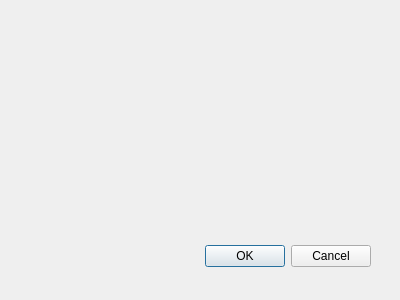
First picture: the form in ui to py Convert/convert.ui, repository WindowsHyun/PythonTermProject, before the edit.
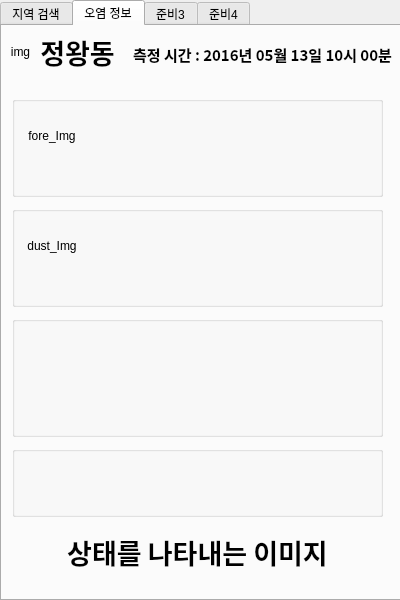
Second picture: the form after the edit. The open tabs and pages were chosen to show the change.

Commit message: Upload Img, GUI, py 프로그램 종료시 종료 메시지 나오게 하기, 리스트 박스에 행정구역 추가하기, 오염정보 부분에 이미지 나타나게 하기, 프로그램 사용 이미지 추가.

The edit to the form file:
```diff
--- a/ui to py Convert/convert.ui
+++ b/ui to py Convert/convert.ui
@@ -7,27 +7,321 @@
     <x>0</x>
     <y>0</y>
     <width>400</width>
-    <height>300</height>
+    <height>600</height>
    </rect>
   </property>
+  <property name="minimumSize">
+   <size>
+    <width>400</width>
+    <height>600</height>
+   </size>
+  </property>
+  <property name="maximumSize">
+   <size>
+    <width>400</width>
+    <height>600</height>
+   </size>
+  </property>
+  <property name="baseSize">
+   <size>
+    <width>400</width>
+    <height>600</height>
+   </size>
+  </property>
   <property name="windowTitle">
    <string>Dialog</string>
   </property>
-  <widget class="QDialogButtonBox" name="buttonBox">
+  <widget class="QTabWidget" name="tabWidget">
    <property name="geometry">
     <rect>
-     <x>30</x>
-     <y>240</y>
-     <width>341</width>
-     <height>32</height>
+     <x>0</x>
+     <y>0</y>
+     <width>401</width>
+     <height>601</height>
     </rect>
    </property>
-   <property name="orientation">
-    <enum>Qt::Horizontal</enum>
+   <property name="currentIndex">
+    <number>0</number>
    </property>
-   <property name="standardButtons">
-    <set>QDialogButtonBox::Cancel|QDialogButtonBox::Ok</set>
-   </property>
+   <widget class="QWidget" name="tab">
+    <attribute name="title">
+     <string>지역 검색</string>
+    </attribute>
+    <widget class="QListView" name="LocationList">
+     <property name="geometry">
+      <rect>
+       <x>10</x>
+       <y>50</y>
+       <width>371</width>
+       <height>491</height>
+      </rect>
+     </property>
+    </widget>
+    <widget class="QPushButton" name="saveBtn">
+     <property name="geometry">
+      <rect>
+       <x>10</x>
+       <y>540</y>
+       <width>371</width>
+       <height>31</height>
+      </rect>
+     </property>
+     <property name="text">
+      <string>저장</string>
+     </property>
+    </widget>
+    <widget class="QPushButton" name="searchBtn">
+     <property name="geometry">
+      <rect>
+       <x>330</x>
+       <y>9</y>
+       <width>51</width>
+       <height>33</height>
+      </rect>
+     </property>
+     <property name="maximumSize">
+      <size>
+       <width>16777215</width>
+       <height>33</height>
+      </size>
+     </property>
+     <property name="text">
+      <string>검색</string>
+     </property>
+    </widget>
+    <widget class="QComboBox" name="LocationBox">
+     <property name="geometry">
+      <rect>
+       <x>10</x>
+       <y>10</y>
+       <width>311</width>
+       <height>31</height>
+      </rect>
+     </property>
+     <property name="currentText">
+      <string/>
+     </property>
+    </widget>
+   </widget>
+   <widget class="QWidget" name="tab_2">
+    <attribute name="title">
+     <string>오염 정보</string>
+    </attribute>
+    <widget class="QLabel" name="Loaction">
+     <property name="geometry">
+      <rect>
+       <x>30</x>
+       <y>10</y>
+       <width>91</width>
+       <height>31</height>
+      </rect>
+     </property>
+     <property name="font">
+      <font>
+       <family>Agency FB</family>
+       <pointsize>20</pointsize>
+       <weight>75</weight>
+       <bold>true</bold>
+      </font>
+     </property>
+     <property name="autoFillBackground">
+      <bool>false</bool>
+     </property>
+     <property name="text">
+      <string>정왕동</string>
+     </property>
+     <property name="scaledContents">
+      <bool>false</bool>
+     </property>
+     <property name="alignment">
+      <set>Qt::AlignCenter</set>
+     </property>
+    </widget>
+    <widget class="QLabel" name="getTime">
+     <property name="geometry">
+      <rect>
+       <x>130</x>
+       <y>18</y>
+       <width>261</width>
+       <height>21</height>
+      </rect>
+     </property>
+     <property name="font">
+      <font>
+       <family>Agency FB</family>
+       <pointsize>11</pointsize>
+       <weight>75</weight>
+       <bold>true</bold>
+      </font>
+     </property>
+     <property name="text">
+      <string>측정 시간 : 2016년 05월 13일 10시 00분</string>
+     </property>
+     <property name="alignment">
+      <set>Qt::AlignCenter</set>
+     </property>
+    </widget>
+    <widget class="QGroupBox" name="groupBox">
+     <property name="geometry">
+      <rect>
+       <x>10</x>
+       <y>70</y>
+       <width>371</width>
+       <height>101</height>
+      </rect>
+     </property>
+     <property name="title">
+      <string/>
+     </property>
+     <widget class="QLabel" name="fore_icon">
+      <property name="geometry">
+       <rect>
+        <x>10</x>
+        <y>10</y>
+        <width>60</width>
+        <height>60</height>
+       </rect>
+      </property>
+      <property name="maximumSize">
+       <size>
+        <width>60</width>
+        <height>60</height>
+       </size>
+      </property>
+      <property name="text">
+       <string>fore_Img</string>
+      </property>
+      <property name="alignment">
+       <set>Qt::AlignCenter</set>
+      </property>
+     </widget>
+    </widget>
+    <widget class="QGroupBox" name="groupBox_2">
+     <property name="geometry">
+      <rect>
+       <x>10</x>
+       <y>180</y>
+       <width>371</width>
+       <height>101</height>
+      </rect>
+     </property>
+     <property name="title">
+      <string/>
+     </property>
+     <widget class="QLabel" name="dust_icon">
+      <property name="geometry">
+       <rect>
+        <x>10</x>
+        <y>10</y>
+        <width>60</width>
+        <height>60</height>
+       </rect>
+      </property>
+      <property name="maximumSize">
+       <size>
+        <width>60</width>
+        <height>60</height>
+       </size>
+      </property>
+      <property name="text">
+       <string>dust_Img</string>
+      </property>
+      <property name="alignment">
+       <set>Qt::AlignCenter</set>
+      </property>
+     </widget>
+    </widget>
+    <widget class="QGroupBox" name="groupBox_3">
+     <property name="geometry">
+      <rect>
+       <x>10</x>
+       <y>290</y>
+       <width>371</width>
+       <height>121</height>
+      </rect>
+     </property>
+     <property name="title">
+      <string/>
+     </property>
+    </widget>
+    <widget class="QGroupBox" name="groupBox_4">
+     <property name="geometry">
+      <rect>
+       <x>10</x>
+       <y>420</y>
+       <width>371</width>
+       <height>71</height>
+      </rect>
+     </property>
+     <property name="title">
+      <string/>
+     </property>
+    </widget>
+    <widget class="QLabel" name="stateImg">
+     <property name="geometry">
+      <rect>
+       <x>10</x>
+       <y>500</y>
+       <width>371</width>
+       <height>51</height>
+      </rect>
+     </property>
+     <property name="font">
+      <font>
+       <family>Agency FB</family>
+       <pointsize>20</pointsize>
+       <weight>75</weight>
+       <bold>true</bold>
+      </font>
+     </property>
+     <property name="text">
+      <string>상태를 나타내는 이미지</string>
+     </property>
+     <property name="alignment">
+      <set>Qt::AlignCenter</set>
+     </property>
+    </widget>
+    <widget class="QLabel" name="GPSImage">
+     <property name="geometry">
+      <rect>
+       <x>3</x>
+       <y>10</y>
+       <width>31</width>
+       <height>31</height>
+      </rect>
+     </property>
+     <property name="maximumSize">
+      <size>
+       <width>31</width>
+       <height>31</height>
+      </size>
+     </property>
+     <property name="text">
+      <string>img</string>
+     </property>
+     <property name="alignment">
+      <set>Qt::AlignCenter</set>
+     </property>
+    </widget>
+    <zorder>groupBox_2</zorder>
+    <zorder>groupBox_3</zorder>
+    <zorder>Loaction</zorder>
+    <zorder>getTime</zorder>
+    <zorder>groupBox</zorder>
+    <zorder>groupBox_4</zorder>
+    <zorder>stateImg</zorder>
+    <zorder>GPSImage</zorder>
+   </widget>
+   <widget class="QWidget" name="tab_3">
+    <attribute name="title">
+     <string>준비3</string>
+    </attribute>
+   </widget>
+   <widget class="QWidget" name="tab_4">
+    <attribute name="title">
+     <string>준비4</string>
+    </attribute>
+   </widget>
   </widget>
  </widget>
  <resources/>
```
Left out of the diff: 40 changed lines with no effect on the pictures. The commit also changes 10 other files.
